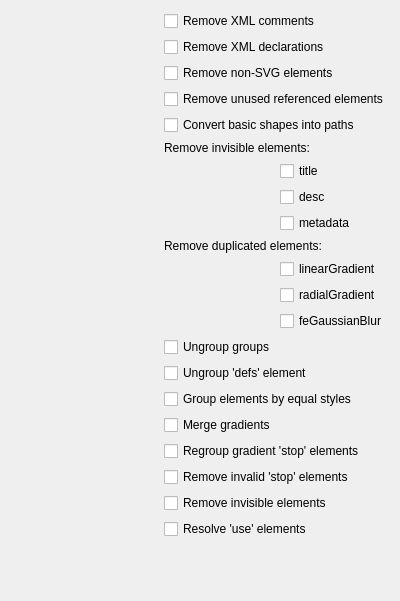
RazrFalcon/svgcleaner-gui, file src/preferences/elementspage.ui: the form before one commit.
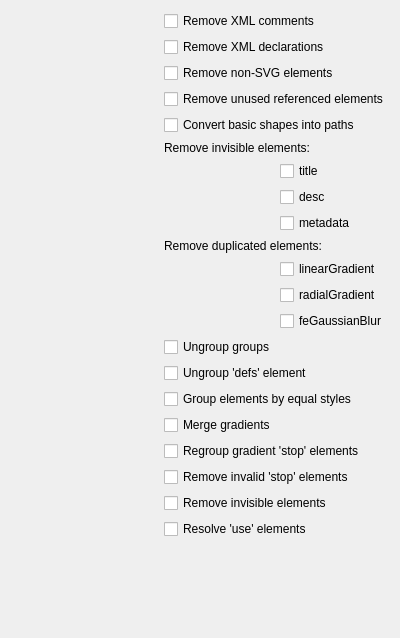
The form after the commit. Custom widgets are drawn as their Qt base class.

Commit message:
Tab order fixed.
Closes #13

The edit to the form file:
```diff
--- a/src/preferences/elementspage.ui
+++ b/src/preferences/elementspage.ui
@@ -7,7 +7,7 @@
     <x>0</x>
     <y>0</y>
     <width>400</width>
-    <height>601</height>
+    <height>638</height>
    </rect>
   </property>
   <property name="windowTitle">
```
Left out of the diff: 21 changed lines with no effect on the pictures. The commit also changes 4 other files.
